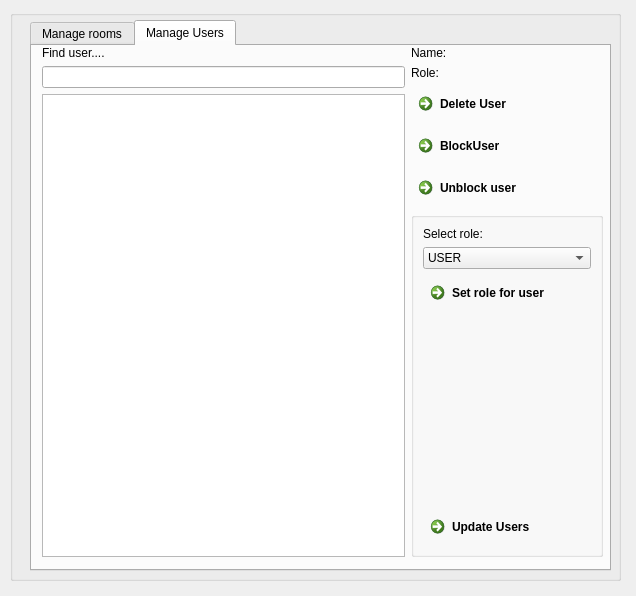
Before: the Qt Designer form formadmin.ui in AlexNov87/chatqt, drawn with Qt 5.
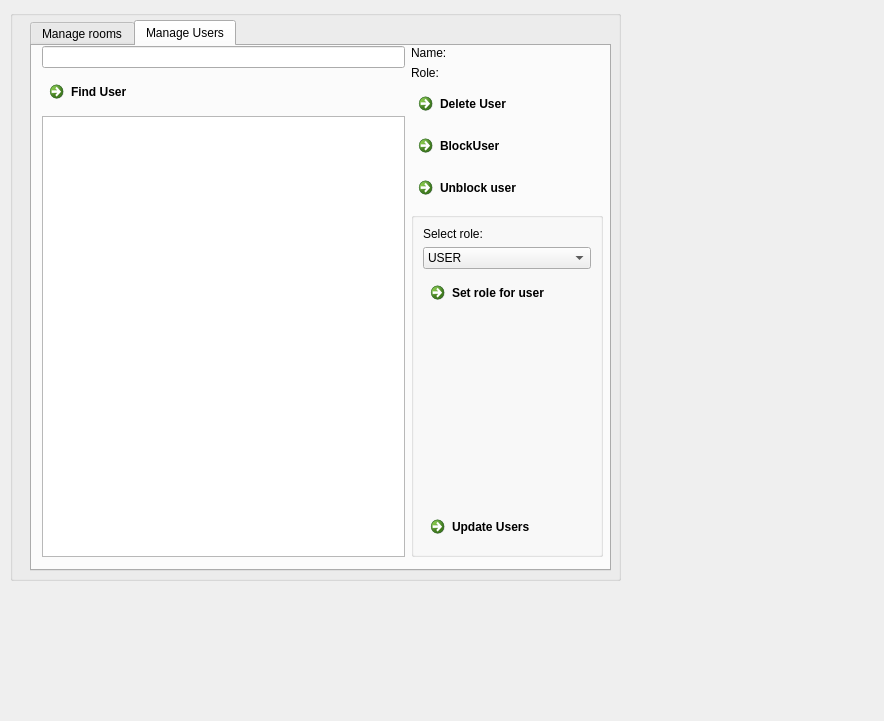
After: the same form once the commit is applied. Icons and pictures are not drawn.

```diff
--- a/formadmin.ui
+++ b/formadmin.ui
@@ -6,8 +6,8 @@
    <rect>
     <x>0</x>
     <y>0</y>
-    <width>636</width>
-    <height>596</height>
+    <width>884</width>
+    <height>721</height>
    </rect>
   </property>
   <property name="windowTitle">
@@ -155,16 +155,32 @@
       <layout class="QHBoxLayout" name="horizontalLayout" stretch="1,0">
        <item>
         <layout class="QVBoxLayout" name="verticalLayout">
-         <item>
-          <widget class="QLabel" name="ig">
-           <property name="text">
-            <string>Find user....</string>
-           </property>
-          </widget>
-         </item>
          <item>
           <widget class="QLineEdit" name="le_users_startname"/>
          </item>
+         <item>
+          <layout class="QHBoxLayout" name="horizontalLayout_4">
+           <item>
+            <widget class="QCommandLinkButton" name="pb_users_finduser">
+             <property name="focusPolicy">
+              <enum>Qt::FocusPolicy::StrongFocus</enum>
+             </property>
+             <property name="contextMenuPolicy">
+              <enum>Qt::ContextMenuPolicy::DefaultContextMenu</enum>
+             </property>
+             <property name="layoutDirection">
+              <enum>Qt::LayoutDirection::RightToLeft</enum>
+             </property>
+             <property name="text">
+              <string>Find User</string>
+             </property>
+             <property name="icon">
+              <iconset theme="edit-find"/>
+             </property>
+            </widget>
+           </item>
+          </layout>
+         </item>
          <item>
           <widget class="QListView" name="lv_users_usertable"/>
          </item>
```
